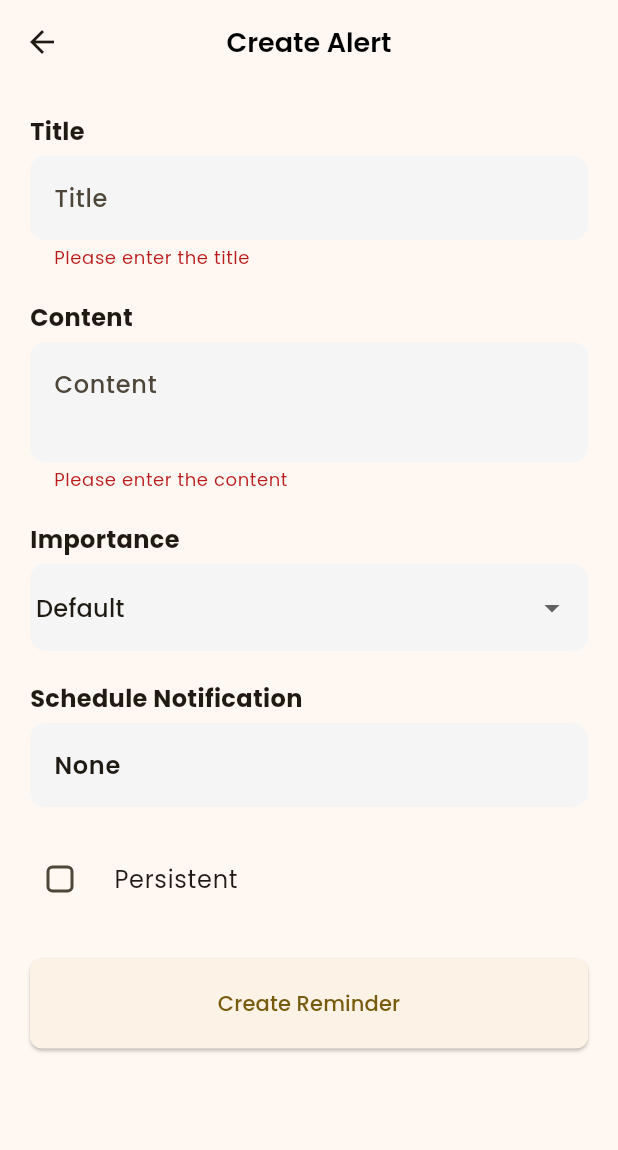
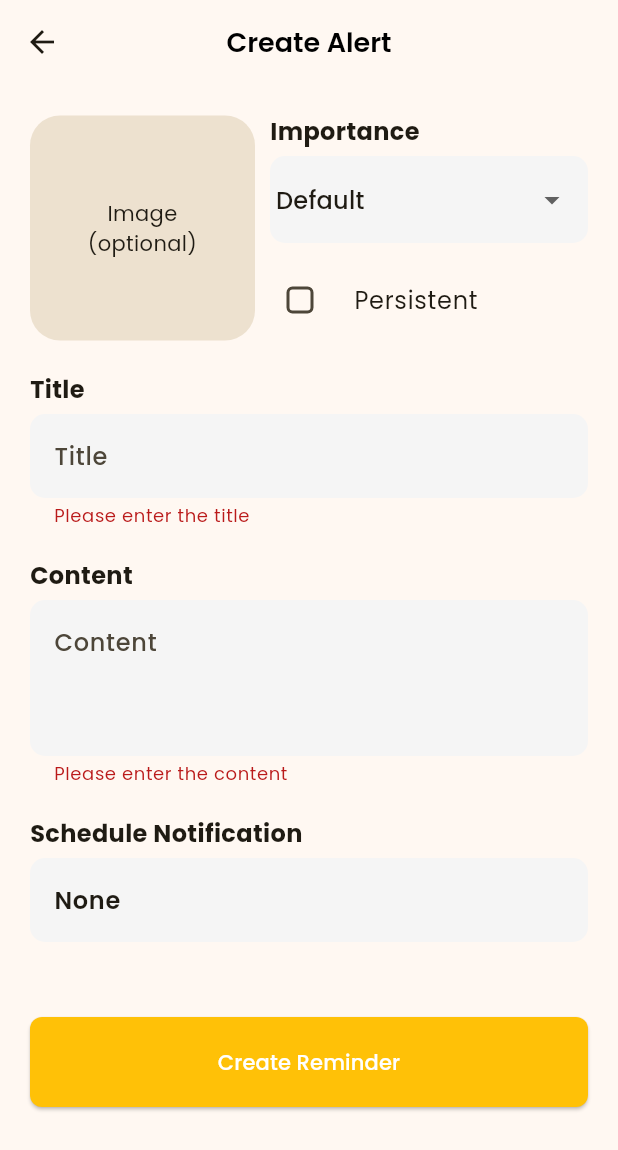
Before and after one commit to adeeteya/Recap-NotificationRemainder, a Flutter app: the AddReminderScreen screen opened directly, after a tap on "Create Reminder", on a phone screen of 412 x 824 dp. Shown: the top 1150 px of the screen. Run offline on Flutter 3.47's test engine with Material 2 defaults, Android fonts, the phone set to English and light mode, and no system bars; our stand-ins replace flutter_local_notifications, flutter_native_splash, flutter_riverpod, flutter_slidable, image_picker, isar and 2 more; accounts and stored records are empty; generated files the repository leaves out were written again.

Commit message:
✨ added the ability to add images

```diff
--- a/lib/main.dart
+++ b/lib/main.dart
@@ -7,7 +7,7 @@ import 'package:recap/screens/home.dart';
 import 'package:recap/services/isar_service.dart';
 import 'package:recap/services/notification_service.dart';
 
-void main() async {
+Future<void> main() async {
   WidgetsBinding widgetsBinding = WidgetsFlutterBinding.ensureInitialized();
   FlutterNativeSplash.preserve(widgetsBinding: widgetsBinding);
   SystemChrome.setSystemUIOverlayStyle(
@@ -48,6 +48,8 @@ class RecapApp extends ConsumerWidget {
         ),
         elevatedButtonTheme: ElevatedButtonThemeData(
           style: ElevatedButton.styleFrom(
+            backgroundColor: Color(settingsData.colorValue),
+            foregroundColor: Colors.white,
             minimumSize: const Size(double.infinity, 60),
             shape: RoundedRectangleBorder(
               borderRadius: BorderRadius.circular(8),
@@ -98,6 +100,8 @@ class RecapApp extends ConsumerWidget {
         ),
         elevatedButtonTheme: ElevatedButtonThemeData(
           style: ElevatedButton.styleFrom(
+            backgroundColor: Color(settingsData.colorValue),
+            foregroundColor: Colors.white,
             minimumSize: const Size(double.infinity, 60),
             shape: RoundedRectangleBorder(
               borderRadius: BorderRadius.circular(8),
--- a/lib/models/reminder.dart
+++ b/lib/models/reminder.dart
@@ -10,24 +10,35 @@ class Reminder {
   final String content;
   final bool isPersistent;
   final DateTime? scheduledDate;
+  final String encodedImageBytes;
 
   @enumerated
   final Importance importance;
 
-  Reminder(this.title, this.content, this.isPersistent, this.importance,
-      this.scheduledDate);
+  Reminder(this.title, this.content, this.isPersistent, this.scheduledDate,
+      this.encodedImageBytes, this.importance);
 
-  Reminder copyWith(
-      {String? title,
+  Reminder copyWith({
+    String? title,
     String? content,
     bool? isPersistent,
+    DateTime? scheduledDate,
+    String? encodedImageBytes,
     Importance? importance,
-      DateTime? scheduledDate}) {
+  }) {
     return Reminder(
       title ?? this.title,
       content ?? this.content,
       isPersistent ?? this.isPersistent,
+      scheduledDate,
+      encodedImageBytes ?? this.encodedImageBytes,
       importance ?? this.importance,
-        scheduledDate);
+    );
+  }
+
+  String timeAndDateInString() {
+    int hour = scheduledDate?.hour ?? 0;
+    int minute = scheduledDate?.minute ?? 0;
+    return "${hour > 12 ? hour - 12 : hour}:${minute > 9 ? minute : "0$minute"} ${(hour > 12) ? "PM" : "AM"} - ${scheduledDate?.day}/${scheduledDate?.month}/${scheduledDate?.year}";
   }
 }
--- a/lib/screens/add_reminder.dart
+++ b/lib/screens/add_reminder.dart
@@ -1,6 +1,8 @@
+import 'dart:convert';
 import 'package:flutter/material.dart';
 import 'package:flutter_local_notifications/flutter_local_notifications.dart';
 import 'package:flutter_riverpod/flutter_riverpod.dart';
+import 'package:image_picker/image_picker.dart';
 import 'package:recap/controllers/reminder_controller.dart';
 import 'package:recap/models/reminder.dart';
 
@@ -23,6 +25,7 @@ class _AlertFormScreenState extends ConsumerState<AddReminderScreen> {
   Importance selectedImportance = Importance.defaultImportance;
   bool isPersistent = false;
   DateTime? scheduledDateTime;
+  String encodedImageBytes = '';
 
   @override
   void initState() {
@@ -33,9 +36,10 @@ class _AlertFormScreenState extends ConsumerState<AddReminderScreen> {
           TextEditingController(text: widget.reminder!.content);
       scheduledDateTime = widget.reminder?.scheduledDate;
       _dateTextEditingController =
-          TextEditingController(text: scheduledDateTime?.toString() ?? '');
+          TextEditingController(text: widget.reminder!.timeAndDateInString());
       selectedImportance = widget.reminder!.importance;
       isPersistent = widget.reminder!.isPersistent;
+      encodedImageBytes = widget.reminder!.encodedImageBytes;
     } else {
       _titleTextEditingController = TextEditingController();
       _contentTextEditingController = TextEditingController();
@@ -103,11 +107,12 @@ class _AlertFormScreenState extends ConsumerState<AddReminderScreen> {
     if (_formKey.currentState!.validate()) {
       if (widget.reminder != null) {
         Reminder newReminder = Reminder(
-          _titleTextEditingController.text,
-          _contentTextEditingController.text,
+          _titleTextEditingController.text.trim(),
+          _contentTextEditingController.text.trim(),
           isPersistent,
+          scheduledDateTime,
+          encodedImageBytes,
           selectedImportance,
-          scheduledDateTime,
         );
         await ref
             .read(reminderListProvider.notifier)
@@ -115,11 +120,12 @@ class _AlertFormScreenState extends ConsumerState<AddReminderScreen> {
             .then((value) => Navigator.pop(context));
       } else {
         Reminder newReminder = Reminder(
-          _titleTextEditingController.text,
-          _contentTextEditingController.text,
+          _titleTextEditingController.text.trim(),
+          _contentTextEditingController.text.trim(),
           isPersistent,
+          scheduledDateTime,
+          encodedImageBytes,
           selectedImportance,
-          scheduledDateTime,
         );
         await ref
             .read(reminderListProvider.notifier)
@@ -147,56 +153,45 @@ class _AlertFormScreenState extends ConsumerState<AddReminderScreen> {
             child: Column(
               crossAxisAlignment: CrossAxisAlignment.start,
               children: [
-                const Text(
-                  "Title",
-                  style: TextStyle(
-                    fontFamily: 'Poppins',
-                    fontSize: 16,
-                    fontWeight: FontWeight.bold,
+                Row(
+                  children: [
+                    InkWell(
+                      onTap: () async {
+                        final XFile? imageFile = await ImagePicker()
+                            .pickImage(source: ImageSource.gallery);
+                        encodedImageBytes =
+                            base64.encode(await imageFile?.readAsBytes() ?? []);
+                        setState(() {});
+                      },
+                      borderRadius: BorderRadius.circular(20),
+                      child: Ink(
+                        height: 150,
+                        width: 150,
+                        decoration: BoxDecoration(
+                          color: Theme.of(context).colorScheme.surfaceVariant,
+                          borderRadius: BorderRadius.circular(20),
+                        ),
+                        child: (encodedImageBytes.isNotEmpty)
+                            ? ClipRRect(
+                                borderRadius: BorderRadius.circular(20),
+                                child: Image.memory(
+                                  base64.decode(encodedImageBytes),
+                                  fit: BoxFit.cover,
+                                ),
+                              )
+                            : const Center(
+                                child: Text(
+                                  "Image\n(optional)",
+                                  textAlign: TextAlign.center,
                                 ),
                               ),
-                const SizedBox(height: 5),
-                TextFormField(
-                  controller: _titleTextEditingController,
-                  textInputAction: TextInputAction.next,
-                  textCapitalization: TextCapitalization.words,
-                  decoration: const InputDecoration(hintText: "Title"),
-                  validator: (val) {
-                    if (val?.isEmpty ?? true) return "Please enter the title";
-                    return null;
-                  },
-                  style: const TextStyle(
-                    fontFamily: 'Poppins',
-                    fontSize: 16,
-                    fontWeight: FontWeight.w600,
                       ),
                     ),
-                const SizedBox(height: 20),
-                const Text(
-                  "Content",
-                  style: TextStyle(
-                    fontFamily: 'Poppins',
-                    fontSize: 16,
-                    fontWeight: FontWeight.bold,
-                  ),
-                ),
-                const SizedBox(height: 5),
-                TextFormField(
-                  controller: _contentTextEditingController,
-                  minLines: 2,
-                  maxLines: 5,
-                  decoration: const InputDecoration(hintText: "Content"),
-                  validator: (val) {
-                    if (val?.isEmpty ?? true) return "Please enter the content";
-                    return null;
-                  },
-                  style: const TextStyle(
-                    fontFamily: 'Poppins',
-                    fontSize: 16,
-                    fontWeight: FontWeight.w600,
-                  ),
-                ),
-                const SizedBox(height: 20),
+                    const SizedBox(width: 10),
+                    Flexible(
+                      child: Column(
+                        crossAxisAlignment: CrossAxisAlignment.start,
+                        children: [
                           const Text(
                             "Importance",
                             style: TextStyle(
@@ -247,6 +242,82 @@ class _AlertFormScreenState extends ConsumerState<AddReminderScreen> {
                               },
                             ),
                           ),
+                          const SizedBox(height: 10),
+                          CheckboxListTile(
+                            value: isPersistent,
+                            checkColor: Colors.white,
+                            contentPadding: EdgeInsets.zero,
+                            controlAffinity: ListTileControlAffinity.leading,
+                            shape: RoundedRectangleBorder(
+                              borderRadius: BorderRadius.circular(10),
+                            ),
+                            checkboxShape: RoundedRectangleBorder(
+                              borderRadius: BorderRadius.circular(4),
+                            ),
+                            title: const Text(
+                              "Persistent",
+                            ),
+                            onChanged: (val) {
+                              setState(() {
+                                isPersistent = val ?? isPersistent;
+                              });
+                            },
+                          ),
+                        ],
+                      ),
+                    ),
+                  ],
+                ),
+                const SizedBox(height: 20),
+                const Text(
+                  "Title",
+                  style: TextStyle(
+                    fontFamily: 'Poppins',
+                    fontSize: 16,
+                    fontWeight: FontWeight.bold,
+                  ),
+                ),
+                const SizedBox(height: 5),
+                TextFormField(
+                  controller: _titleTextEditingController,
+                  textInputAction: TextInputAction.next,
+                  textCapitalization: TextCapitalization.words,
+                  decoration: const InputDecoration(hintText: "Title"),
+                  validator: (val) {
+                    if (val?.isEmpty ?? true) return "Please enter the title";
+                    return null;
+                  },
+                  style: const TextStyle(
+                    fontFamily: 'Poppins',
+                    fontSize: 16,
+                    fontWeight: FontWeight.w600,
+                  ),
+                ),
+                const SizedBox(height: 20),
+                const Text(
+                  "Content",
+                  style: TextStyle(
+                    fontFamily: 'Poppins',
+                    fontSize: 16,
+                    fontWeight: FontWeight.bold,
+                  ),
+                ),
+                const SizedBox(height: 5),
+                TextFormField(
+                  controller: _contentTextEditingController,
+                  minLines: 3,
+                  maxLines: 6,
+                  decoration: const InputDecoration(hintText: "Content"),
+                  validator: (val) {
+                    if (val?.isEmpty ?? true) return "Please enter the content";
+                    return null;
+                  },
+                  style: const TextStyle(
+                    fontFamily: 'Poppins',
+                    fontSize: 16,
+                    fontWeight: FontWeight.w600,
+                  ),
+                ),
                 const SizedBox(height: 20),
                 const Text(
                   "Schedule Notification",
@@ -275,28 +346,7 @@ class _AlertFormScreenState extends ConsumerState<AddReminderScreen> {
                   ),
                   onTap: pickDateAndTime,
                 ),
-                const SizedBox(height: 20),
-                CheckboxListTile(
-                  value: isPersistent,
-                  checkColor: Colors.white,
-                  contentPadding: EdgeInsets.zero,
-                  controlAffinity: ListTileControlAffinity.leading,
-                  shape: RoundedRectangleBorder(
-                    borderRadius: BorderRadius.circular(10),
-                  ),
-                  checkboxShape: RoundedRectangleBorder(
-                    borderRadius: BorderRadius.circular(4),
-                  ),
-                  title: const Text(
-                    "Persistent",
-                  ),
-                  onChanged: (val) {
-                    setState(() {
-                      isPersistent = val ?? isPersistent;
-                    });
-                  },
-                ),
-                const SizedBox(height: 25),
+                const SizedBox(height: 50),
                 ElevatedButton(
                   onPressed: insertReminder,
                   child: (widget.reminder != null)
--- a/lib/screens/settings_screen.dart
+++ b/lib/screens/settings_screen.dart
@@ -12,6 +12,7 @@ class SettingsScreen extends ConsumerWidget {
     return Scaffold(
       appBar: AppBar(
         leading: IconButton(
+          tooltip: "Back",
           onPressed: () => Navigator.pop(context),
           icon: const Icon(Icons.arrow_back_ios),
         ),
--- a/pubspec.yaml
+++ b/pubspec.yaml
@@ -14,8 +14,10 @@ dependencies:
   flutter_native_splash: ^2.2.19
   flutter_riverpod: ^2.3.6
   flutter_slidable: ^3.0.0
+  image_picker: ^0.8.7+4
   isar: ^3.1.0+1
   isar_flutter_libs: ^3.1.0+1
+  lottie: ^2.3.2
   path_provider: ^2.0.14
   timezone: ^0.9.2
 
@@ -34,6 +36,7 @@ flutter:
   assets:
     - assets/
     - assets/fonts/
+    - assets/lottie/
 
   fonts:
     - family: Poppins
```
Also changed, not shown: assets/lottie/empty_notification.json (added, +1 -0 lines), lib/screens/home.dart (+15 -1 lines), lib/services/notification_service.dart (+12 -3 lines), lib/widgets/reminder_tile.dart (+29 -2 lines), lib/models/reminder.g.dart, pubspec.lock. Lines whose indentation alone changed are shown as unchanged.
